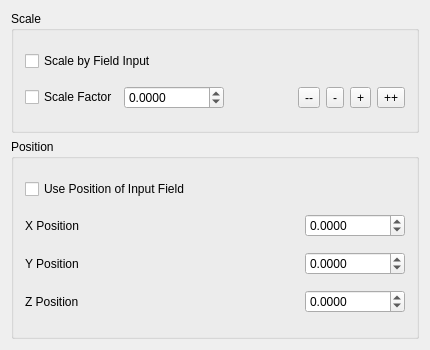
Before: the Qt Designer form src/Interface/Modules/Visualization/ShowOrientationAxes.ui in SCIInstitute/SCIRun, drawn with Qt 5.
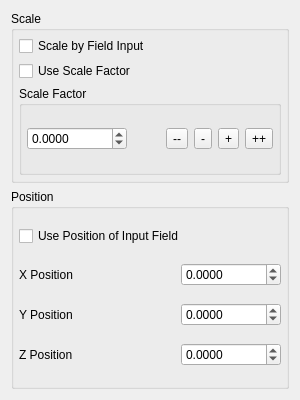
After: the same form once the commit is applied.

```diff
--- a/src/Interface/Modules/Visualization/ShowOrientationAxes.ui
+++ b/src/Interface/Modules/Visualization/ShowOrientationAxes.ui
@@ -6,14 +6,14 @@
    <rect>
     <x>0</x>
     <y>0</y>
-    <width>430</width>
-    <height>350</height>
+    <width>300</width>
+    <height>400</height>
    </rect>
   </property>
   <property name="minimumSize">
    <size>
-    <width>420</width>
-    <height>350</height>
+    <width>300</width>
+    <height>400</height>
    </size>
   </property>
   <property name="maximumSize">
@@ -50,6 +50,21 @@
       <string>Scale</string>
      </property>
      <layout class="QVBoxLayout" name="verticalLayout_3">
+      <property name="spacing">
+       <number>5</number>
+      </property>
+      <property name="leftMargin">
+       <number>5</number>
+      </property>
+      <property name="topMargin">
+       <number>5</number>
+      </property>
+      <property name="rightMargin">
+       <number>5</number>
+      </property>
+      <property name="bottomMargin">
+       <number>5</number>
+      </property>
       <item>
        <widget class="QCheckBox" name="scaleByFieldCheckBox_">
         <property name="text">
@@ -58,14 +73,30 @@
        </widget>
       </item>
       <item>
-       <layout class="QHBoxLayout" name="horizontalLayout_4">
-        <item>
          <widget class="QCheckBox" name="scaleFactorCheckBox_">
           <property name="text">
+         <string>Use Scale Factor</string>
+        </property>
+       </widget>
+      </item>
+      <item>
+       <widget class="QGroupBox" name="groupBox_3">
+        <property name="title">
            <string>Scale Factor</string>
           </property>
-         </widget>
-        </item>
+        <layout class="QHBoxLayout" name="horizontalLayout_4">
+         <property name="leftMargin">
+          <number>5</number>
+         </property>
+         <property name="topMargin">
+          <number>5</number>
+         </property>
+         <property name="rightMargin">
+          <number>5</number>
+         </property>
+         <property name="bottomMargin">
+          <number>5</number>
+         </property>
         <item>
          <widget class="QDoubleSpinBox" name="scaleDoubleSpinBox_">
           <property name="minimumSize">
@@ -163,6 +194,7 @@
          </widget>
         </item>
        </layout>
+       </widget>
       </item>
      </layout>
     </widget>
@@ -179,6 +211,21 @@
       <string>Position</string>
      </property>
      <layout class="QVBoxLayout" name="verticalLayout_4">
+      <property name="spacing">
+       <number>5</number>
+      </property>
+      <property name="leftMargin">
+       <number>5</number>
+      </property>
+      <property name="topMargin">
+       <number>5</number>
+      </property>
+      <property name="rightMargin">
+       <number>5</number>
+      </property>
+      <property name="bottomMargin">
+       <number>5</number>
+      </property>
       <item>
        <widget class="QCheckBox" name="usePositionOfFieldCheckBox_">
         <property name="text">
```
Lines whose indentation alone changed are shown as unchanged.
